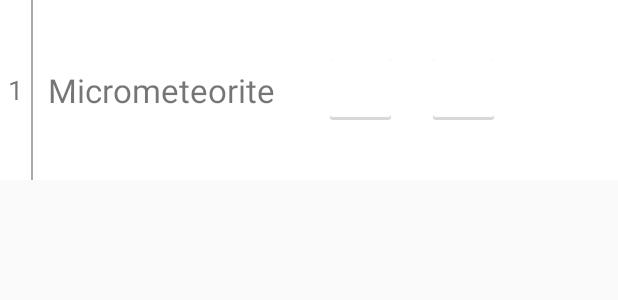
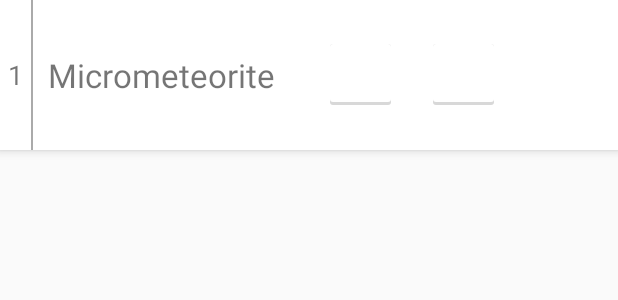
Before and after one commit to jacobfix/ScoreProg, an Android app: the layout list_item_friend_prediction_constraint.xml on its own in the app's theme, with its tools: preview values and no code run, on a phone screen of 412 x 824 dp. Shown: the top 300 px of the screen. Run offline under Robolectric (Android 15) with nearby library versions, the phone set to English and light mode, and no system bars; network calls fail; Roboto replaces fonts that are not available here.

Commit message:
PredictionFragment list items now use ConstraintLayout

```diff
--- a/app/src/main/java/jacobfix/scorepredictor/SpreadView.java
+++ b/app/src/main/java/jacobfix/scorepredictor/SpreadView.java
@@ -63,8 +63,14 @@ public class SpreadView extends FrameLayout {
         super.onMeasure(widthMeasureSpec, heightMeasureSpec);
     }
 
+    public void setColor(int color) {
+        spread.setTextColor(color);
+        setProgressBarColor(color);
+    }
+
     public void setSpread(int s) {
         spread.setText(String.valueOf(s));
+        setProgress(s);
     }
 
     public void setProgress(int p) {
--- a/app/src/main/java/jacobfix/scorepredictor/components/LobbyListItemScoreContainer.java
+++ b/app/src/main/java/jacobfix/scorepredictor/components/LobbyListItemScoreContainer.java
@@ -53,7 +53,7 @@ public class LobbyListItemScoreContainer extends LinearLayout {
         int suggestedWidth = MeasureSpec.getSize(widthMeasureSpec);
         int suggestedHeight = MeasureSpec.getSize(heightMeasureSpec);
 
-        int desiredWidth = (int) (suggestedWidth * PredictionView.SIZE_RATIO);
+        int desiredWidth = (int) (suggestedWidth * PredictionView.DEFAULT_SIZE_RATIO);
         ViewUtil.fitTextToWidth(actualScore, desiredWidth, "99");
 
         super.onMeasure(widthMeasureSpec, heightMeasureSpec);
--- a/app/src/main/java/jacobfix/scorepredictor/components/PredictionView.java
+++ b/app/src/main/java/jacobfix/scorepredictor/components/PredictionView.java
@@ -28,6 +28,8 @@ public class PredictionView extends FrameLayout {
     private ImageView background;
     private TextView text;
 
+    private float sizeRatio = DEFAULT_SIZE_RATIO;
+
     private int padding;
 
     private boolean modified;
@@ -35,7 +37,7 @@ public class PredictionView extends FrameLayout {
     private static final int NO_SCORE = -1;
     private static final int MAX_NUMBER_OF_DIGITS = 2;
 
-    public static final float SIZE_RATIO = 0.4f;
+    public static final float DEFAULT_SIZE_RATIO = 0.4f;
     private static final int BACKGROUND_PADDING = 16;
 
     public PredictionView(Context context) {
@@ -71,7 +73,7 @@ public class PredictionView extends FrameLayout {
 
         /* We want to get the maximum text size without the background padding; we'll add it back in
            later when setting the background size. */
-        int desiredWidth = (int) (suggestedWidth * SIZE_RATIO);
+        int desiredWidth = (int) (suggestedWidth * sizeRatio);
         float textSize = ViewUtil.fitTextToWidth(text, desiredWidth, boundsString);
         Log.d(TAG, "PredictionView text size: " + textSize);
 
@@ -118,6 +120,10 @@ public class PredictionView extends FrameLayout {
 
     public int getScore() {
         return score;
+    }
+
+    public void setSizeRatio(float sizeRatio) {
+        this.sizeRatio = sizeRatio;
     }
 
     public boolean isModified() {
--- a/app/src/main/java/jacobfix/scorepredictor/components/ScoreboardPredictionStatusContainer.java
+++ b/app/src/main/java/jacobfix/scorepredictor/components/ScoreboardPredictionStatusContainer.java
@@ -10,6 +10,7 @@ import android.widget.ProgressBar;
 import android.widget.TextView;
 
 import jacobfix.scorepredictor.R;
+import jacobfix.scorepredictor.SpreadView;
 import jacobfix.scorepredictor.util.FontHelper;
 import jacobfix.scorepredictor.util.ViewUtil;
 
@@ -19,7 +20,7 @@ public class ScoreboardPredictionStatusContainer extends FrameLayout {
 
     private TextView predictedLabel;
     private ProgressBar submittingIcon;
-    private ProgressBar predictionSpread;
+    private SpreadView predictionSpread;
 
     public enum State {
         SUBMITTING,
--- a/app/src/main/java/jacobfix/scorepredictor/components/ScoreboardView.java
+++ b/app/src/main/java/jacobfix/scorepredictor/components/ScoreboardView.java
@@ -53,7 +53,7 @@ public class ScoreboardView extends FrameLayout {
 
     private int scoreboardColor;
 
-    public static final int DEFAULT_COLOR = ColorUtil.STANDARD_TEXT;
+    public static final int DEFAULT_COLOR = ColorUtil.DEFAULT_SCOREBOARD_COLOR;
 
     public ScoreboardView(Context context) {
         this(context, null);
--- a/app/src/main/java/jacobfix/scorepredictor/task/SyncFullGamesTask.java
+++ b/app/src/main/java/jacobfix/scorepredictor/task/SyncFullGamesTask.java
@@ -26,7 +26,7 @@ public class SyncFullGamesTask extends BaseTask<ArrayList<FullGame>> {
     @Override
     public void execute() {
         try {
-            Thread.sleep(4000);
+            // Thread.sleep(4000);
             ArrayList<FullGame> result = new ArrayList<>();
             for (FullGame game : games) {
                 JSONObject json = GameServerInterface.getDefault().getFullGameJson(game.getId());
--- a/app/src/main/java/jacobfix/scorepredictor/util/ColorUtil.java
+++ b/app/src/main/java/jacobfix/scorepredictor/util/ColorUtil.java
@@ -16,4 +16,6 @@ public class ColorUtil {
     public static int TRANSPARENT = ContextCompat.getColor(ApplicationContext.getContext(), android.R.color.transparent);
     public static int LIGHT_RED = ContextCompat.getColor(ApplicationContext.getContext(), android.R.color.holo_red_light);
 
+    public static int DEFAULT_SCOREBOARD_COLOR = ContextCompat.getColor(ApplicationContext.getContext(), R.color.default_scoreboard_color);
+
 }
--- a/app/src/main/res/layout/list_item_friend_prediction_constraint.xml
+++ b/app/src/main/res/layout/list_item_friend_prediction_constraint.xml
@@ -1,10 +1,12 @@
 <?xml version="1.0" encoding="utf-8"?>
 <android.support.constraint.ConstraintLayout xmlns:android="http://schemas.android.com/apk/res/android"
     xmlns:app="http://schemas.android.com/apk/res-auto"
+    android:id="@+id/root"
     android:orientation="vertical"
     android:layout_width="match_parent"
-    android:layout_height="120dp"
-    android:background="@android:color/white">
+    android:layout_height="100dp"
+    android:background="@android:color/white"
+    android:elevation="4dp">
 
     <android.support.constraint.Guideline
         android:id="@+id/horizontal_guideline_1"
@@ -71,37 +73,26 @@
         </LinearLayout>
     </LinearLayout>
 
-    <jacobfix.scorepredictor.components.PredictionListItemPredictionContainer
+    <include layout="@layout/view_prediction_list_item_prediction_container"
+        android:id="@+id/away_prediction_container"
         android:layout_width="0dp"
         android:layout_height="0dp"
         app:layout_constraintLeft_toRightOf="@id/horizontal_guideline_1"
         app:layout_constraintRight_toLeftOf="@id/horizontal_guideline_2"
         app:layout_constraintTop_toTopOf="parent"
-        app:layout_constraintBottom_toBottomOf="parent">
+        app:layout_constraintBottom_toBottomOf="parent"/>
 
-        <include layout="@layout/view_prediction"
-            android:id="@+id/away_prediction"
-            android:layout_width="match_parent"
-            android:layout_height="match_parent"
-            android:layout_gravity="center"/>
-    </jacobfix.scorepredictor.components.PredictionListItemPredictionContainer>
-
-    <jacobfix.scorepredictor.components.PredictionListItemPredictionContainer
+    <include layout="@layout/view_prediction_list_item_prediction_container"
+        android:id="@+id/home_prediction_container"
         android:layout_width="0dp"
         android:layout_height="0dp"
         app:layout_constraintLeft_toRightOf="@id/horizontal_guideline_2"
         app:layout_constraintRight_toLeftOf="@id/horizontal_guideline_3"
         app:layout_constraintTop_toTopOf="parent"
-        app:layout_constraintBottom_toBottomOf="parent">
-
-        <include layout="@layout/view_prediction"
-            android:id="@+id/home_prediction"
-            android:layout_width="match_parent"
-            android:layout_height="match_parent"
-            android:layout_gravity="center"/>
-    </jacobfix.scorepredictor.components.PredictionListItemPredictionContainer>
+        app:layout_constraintBottom_toBottomOf="parent"/>
 
     <FrameLayout
+        android:id="@+id/spread_container"
         android:layout_width="0dp"
         android:layout_height="0dp"
         app:layout_constraintLeft_toRightOf="@id/horizontal_guideline_3"
--- a/app/src/main/res/layout/view_prediction_list_item_prediction_container.xml
+++ b/app/src/main/res/layout/view_prediction_list_item_prediction_container.xml
@@ -1,9 +1,12 @@
 <?xml version="1.0" encoding="utf-8"?>
 <jacobfix.scorepredictor.components.PredictionListItemPredictionContainer xmlns:android="http://schemas.android.com/apk/res/android"
-    android:orientation="vertical"
     android:layout_width="match_parent"
     android:layout_height="match_parent">
 
-
+    <include layout="@layout/view_prediction"
+        android:id="@+id/prediction"
+        android:layout_width="match_parent"
+        android:layout_height="match_parent"
+        android:layout_gravity="center"/>
 
 </jacobfix.scorepredictor.components.PredictionListItemPredictionContainer>
--- a/app/src/main/res/values/colors.xml
+++ b/app/src/main/res/values/colors.xml
@@ -15,6 +15,8 @@
     <color name="dark_blue">#09003f</color>
     <color name="background_light_gray">#cccccc</color>
 
+    <color name="default_scoreboard_color">#757575</color>
+
     <color name="scoreboard_background">#fdfdfd</color>
     <color name="friend_prediction_list_header_background">@android:color/darker_gray</color>
     <color name="friend_prediction_list_item_background">#fdfdfd</color>
```
Also changed, not shown: app/src/main/AndroidManifest.xml (+4 -4 lines), app/src/main/java/jacobfix/scorepredictor/PredictionFragment.java (+33 -26 lines), app/src/main/java/jacobfix/scorepredictor/components/PredictionListItemPredictionContainer.java (+31 -0 lines), app/src/main/res/layout/fragment_prediction.xml (added, +114 -0 lines), app/src/main/res/layout/view_scoreboard_prediction_status_container.xml (+3 -11 lines).
